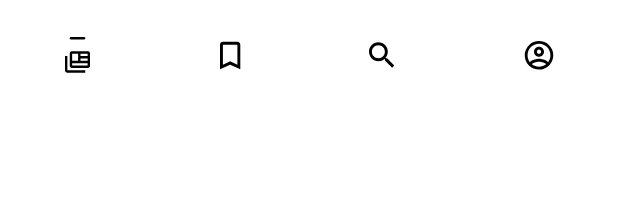
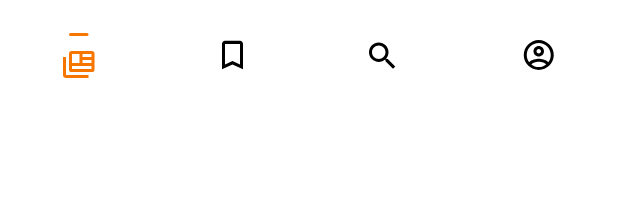
Before and after one commit to Rquaicoo/newsApp-android, an Android app built with Jetpack Compose: the @Preview function BottomTabPreview, on a phone screen of 412 x 824 dp. Shown: the top 223 px of the screen. Run offline under Robolectric (Android 15) with nearby library versions, the phone set to English and light mode, and no system bars.

Commit message:
configure custom bottom tab navigator for project

```diff
--- /dev/null
+++ b/app/src/main/java/com/example/newsapp_android/bottom_tab/BottomTabDestinations.kt
@@ -0,0 +1,38 @@
+package com.example.newsapp_android.bottom_tab
+
+import com.example.newsapp_android.R
+
+interface BottomTabDestination {
+    val route : String
+    val name: String
+    val icon: Int
+    val id: Int
+}
+
+object Home : BottomTabDestination {
+    override val route = "home"
+    override val name = "Home"
+    override val icon = R.drawable.news_page_icon
+    override val id = 1
+}
+
+object Search : BottomTabDestination {
+    override val route = "search"
+    override val name = "Search"
+    override val icon = R.drawable.search
+    override val id = 2
+}
+
+object Bookmarks : BottomTabDestination {
+    override val route = "bookmarks"
+    override val name = "Bookmarks"
+    override val icon = R.drawable.bookmarks
+    override val id = 3
+}
+
+object Profile : BottomTabDestination {
+    override val route = "profile"
+    override val name = "Profile"
+    override val icon = R.drawable.profile
+    override val id = 4
+}
--- a/app/src/main/java/com/example/newsapp_android/bottom_tab/CustomBottomTab.kt
+++ b/app/src/main/java/com/example/newsapp_android/bottom_tab/CustomBottomTab.kt
@@ -2,20 +2,40 @@ package com.example.newsapp_android.bottom_tab
 
 import androidx.compose.foundation.Image
 import androidx.compose.foundation.background
+import androidx.compose.foundation.clickable
 import androidx.compose.foundation.layout.*
 import androidx.compose.material3.Icon
 import androidx.compose.runtime.Composable
+import androidx.compose.runtime.getValue
+import androidx.compose.runtime.setValue
+import androidx.compose.runtime.mutableStateOf
+import androidx.compose.runtime.remember
 import androidx.compose.ui.Alignment
 import androidx.compose.ui.Modifier
 import androidx.compose.ui.graphics.Color
 import androidx.compose.ui.res.painterResource
 import androidx.compose.ui.tooling.preview.Preview
 import androidx.compose.ui.unit.dp
+import androidx.navigation.NavController
+import androidx.navigation.NavGraph.Companion.findStartDestination
+import androidx.navigation.compose.currentBackStackEntryAsState
+import androidx.navigation.compose.rememberNavController
 import com.example.newsapp_android.R
 import com.example.newsapp_android.ui.theme.NewsAppandroidTheme
 
 @Composable
-fun CustomButtomTab(modifier: Modifier = Modifier) {
+fun CustomButtomTab(modifier: Modifier = Modifier, navController: NavController) {
+     val screens = listOf(
+         Home,
+         Bookmarks,
+         Search,
+         Profile
+     )
+
+    val navStackBackStackEntry by navController.currentBackStackEntryAsState()
+    val currentDestination = navStackBackStackEntry?.destination
+    var selected by remember { mutableStateOf(1) }
+
     Row(
         modifier = modifier
             .fillMaxWidth()
@@ -24,37 +44,21 @@ fun CustomButtomTab(modifier: Modifier = Modifier) {
         horizontalArrangement = Arrangement.SpaceAround,
         verticalAlignment = Alignment.CenterVertically
     ) {
-        Icon(
-            painter = painterResource(id = R.drawable.news_page_icon),
-            contentDescription = "Home icon",
-            modifier = Modifier
-                .height(24.dp)
-        )
-
-        Icon(
-            painter = painterResource(id = R.drawable.bookmarks),
-            contentDescription = "Home icon",
-            modifier = Modifier
-                .widthIn(min = 14.dp)
-                .height(19.dp)
-        )
-
-        Icon(
-            painter = painterResource(id = R.drawable.search),
-            contentDescription = "Home icon",
-            modifier = Modifier
-                .height(17.5.dp)
-                .width(17.5.dp)
-        )
-
-        Icon(
-            painter = painterResource(id = R.drawable.profile),
-            contentDescription = "Home icon",
-            modifier = Modifier
-                .width(20.dp)
-                .height(20.dp)
-        )
-
+        screens.forEach { screen ->
+            Icon(
+                painter = painterResource(id = screen.icon),
+                tint = if (screen.id == selected) Color(0xF6, 0x76, 0x00) else Color.Black,
+                contentDescription = screen.name,
+                modifier = Modifier
+                    .clickable {
+                            selected = screen.id
+                            navController.navigate(screen.route) {
+                                popUpTo(navController.graph.findStartDestination().id)
+                                launchSingleTop = true
+                            }
+                    }
+            )
+        }
     }
 }
 
@@ -62,6 +66,6 @@ fun CustomButtomTab(modifier: Modifier = Modifier) {
 @Preview()
 fun BottomTabPreview() {
     NewsAppandroidTheme() {
-        CustomButtomTab()
+        CustomButtomTab(navController = rememberNavController())
     }
 }
--- a/app/src/main/java/com/example/newsapp_android/ui/main/HomeScreen.kt
+++ b/app/src/main/java/com/example/newsapp_android/ui/main/HomeScreen.kt
@@ -11,8 +11,6 @@ import androidx.compose.runtime.Composable
 import androidx.compose.ui.Alignment
 import androidx.compose.ui.Modifier
 import androidx.compose.ui.draw.clip
-import androidx.compose.ui.draw.paint
-import androidx.compose.ui.graphics.Brush
 import androidx.compose.ui.graphics.Color
 import androidx.compose.ui.layout.ContentScale
 import androidx.compose.ui.res.painterResource
@@ -33,7 +31,7 @@ val sections = listOf(R.string.news, R.string.sports, R.string.politics, R.strin
 
 @OptIn(ExperimentalMaterial3Api::class)
 @Composable
-fun Home(modifier: Modifier = Modifier) {
+fun HomeScreen(modifier: Modifier = Modifier) {
     Surface(modifier = modifier.background(color = Color(0xF1, 0xF5, 0xF7))) {
         Column(modifier = Modifier.background(color = Color(0xF1, 0xF5, 0xF7))) {
             Column(
@@ -268,6 +266,6 @@ fun Home(modifier: Modifier = Modifier) {
 @Composable
 fun HomePreview() {
     NewsAppandroidTheme {
-        Home(modifier = Modifier)
+        HomeScreen(modifier = Modifier)
     }
 }
```
Also changed, not shown: app/src/main/java/com/example/newsapp_android/AppContentActivity.kt (+15 -13 lines), app/src/main/java/com/example/newsapp_android/NewsAppActivity.kt (+16 -9 lines), app/src/main/java/com/example/newsapp_android/bottom_tab/BottomTabNavGraph.kt (added, +29 -0 lines), app/src/main/java/com/example/newsapp_android/ui/main/Bookmarks.kt (+7 -0 lines), app/src/main/java/com/example/newsapp_android/ui/main/Search.kt (+7 -0 lines).
